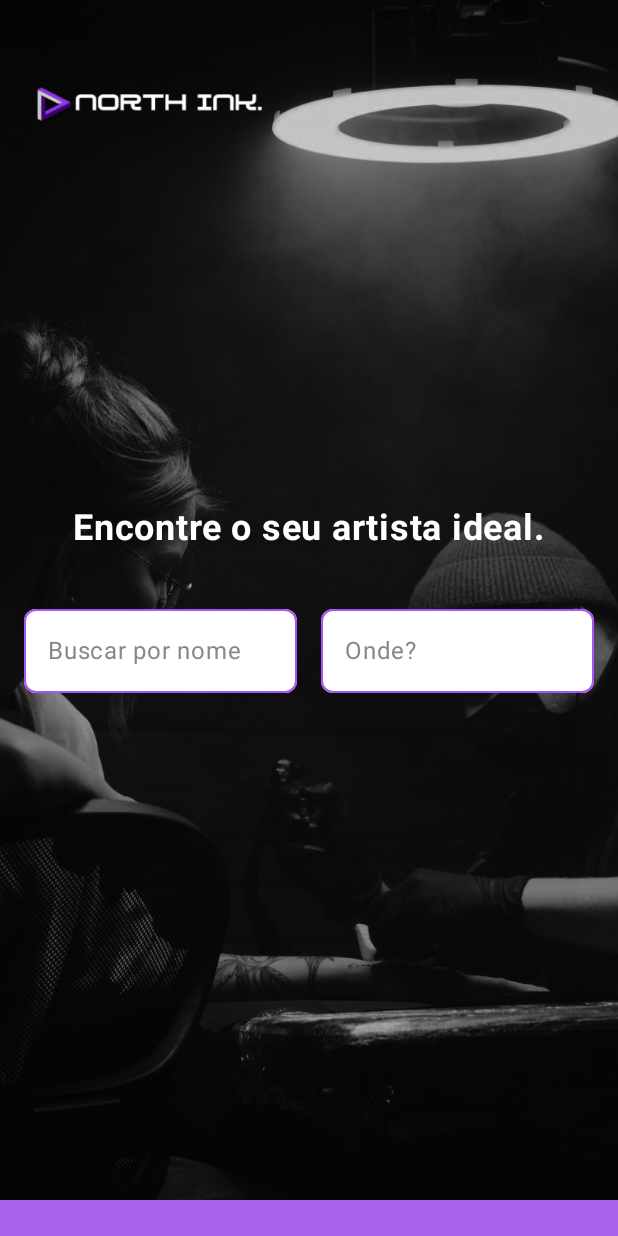
After one commit to North-Tattoo/North-Ink-Mobile, an Android app built with Jetpack Compose: the ListagemTatuador screen opened directly, with no data from a screen before it, on a phone screen of 412 x 824 dp. The commit adds this screen. Run offline under Robolectric (Android 15) with nearby library versions, the phone set to English and light mode, and no system bars.

Commit message:
Iniciando tela listagem tatuadores

```diff
--- a/app/build.gradle.kts
+++ b/app/build.gradle.kts
@@ -59,6 +59,8 @@ dependencies {
     implementation(libs.androidx.ui.graphics)
     implementation(libs.androidx.ui.tooling.preview)
     implementation(libs.androidx.material3)
+    implementation ("com.google.accompanist:accompanist-pager:0.28.0")
+    implementation("androidx.compose.foundation:foundation:1.5.0")
     testImplementation(libs.junit)
     androidTestImplementation(libs.androidx.junit)
     androidTestImplementation(libs.androidx.espresso.core)
@@ -66,4 +68,5 @@ dependencies {
     androidTestImplementation(libs.androidx.ui.test.junit4)
     debugImplementation(libs.androidx.ui.tooling)
     debugImplementation(libs.androidx.ui.test.manifest)
+
 }
--- a/app/src/main/AndroidManifest.xml
+++ b/app/src/main/AndroidManifest.xml
@@ -13,6 +13,11 @@
         android:theme="@style/Theme.NorthInkMobileAndroid"
         tools:targetApi="31">
         <activity
+            android:name=".ListagemTatuador"
+            android:exported="true"
+            android:label="@string/title_activity_listagem_tatuador"
+            android:theme="@style/Theme.NorthInkMobileAndroid" />
+        <activity
             android:name=".MainActivity"
             android:exported="true"
             android:label="@string/app_name"
--- /dev/null
+++ b/app/src/main/java/com/example/northinkmobileandroid/ListagemTatuador.kt
@@ -0,0 +1,245 @@
+package com.example.northinkmobileandroid
+
+import android.os.Bundle
+import androidx.activity.ComponentActivity
+import androidx.activity.compose.setContent
+import androidx.activity.enableEdgeToEdge
+import androidx.compose.foundation.Image
+import androidx.compose.foundation.background
+import androidx.compose.foundation.layout.Arrangement
+import androidx.compose.foundation.layout.Box
+import androidx.compose.foundation.layout.Column
+import androidx.compose.foundation.layout.Row
+import androidx.compose.foundation.layout.fillMaxSize
+import androidx.compose.foundation.layout.fillMaxWidth
+import androidx.compose.foundation.layout.height
+import androidx.compose.foundation.layout.offset
+import androidx.compose.foundation.layout.padding
+import androidx.compose.foundation.layout.size
+import androidx.compose.foundation.rememberScrollState
+import androidx.compose.material3.Text
+import androidx.compose.foundation.text.BasicTextField
+import androidx.compose.foundation.text.KeyboardOptions
+import androidx.compose.foundation.verticalScroll
+import androidx.compose.material3.OutlinedTextField
+import androidx.compose.material3.Scaffold
+import androidx.compose.runtime.Composable
+import androidx.compose.runtime.mutableStateOf
+import androidx.compose.runtime.remember
+import androidx.compose.ui.Alignment
+import androidx.compose.ui.Modifier
+import androidx.compose.ui.graphics.Color
+import androidx.compose.ui.layout.ContentScale
+import androidx.compose.ui.res.painterResource
+import androidx.compose.ui.text.font.FontWeight
+import androidx.compose.ui.text.input.ImeAction
+import androidx.compose.ui.tooling.preview.Preview
+import androidx.compose.ui.unit.dp
+import androidx.compose.ui.unit.sp
+import com.example.northinkmobileandroid.ui.theme.NorthInkMobileAndroidTheme
+import java.time.format.TextStyle
+import androidx.compose.foundation.background
+import androidx.compose.foundation.horizontalScroll
+import androidx.compose.foundation.layout.*
+import androidx.compose.foundation.pager.HorizontalPager
+import androidx.compose.foundation.pager.rememberPagerState
+import androidx.compose.foundation.text.BasicTextField
+import androidx.compose.foundation.verticalScroll
+import androidx.compose.material3.*
+import androidx.compose.runtime.*
+import androidx.compose.ui.res.painterResource
+import androidx.compose.ui.unit.dp
+import androidx.compose.ui.unit.sp
+import com.example.northinkmobileandroid.ui.theme.NorthInkMobileAndroidTheme
+import androidx.compose.foundation.rememberScrollState
+import androidx.compose.ui.unit.Dp
+import androidx.compose.foundation.shape.RoundedCornerShape
+import androidx.compose.ui.draw.clip
+import androidx.compose.ui.draw.shadow
+import androidx.compose.ui.text.input.TextFieldValue
+
+
+class ListagemTatuador : ComponentActivity() {
+    override fun onCreate(savedInstanceState: Bundle?) {
+        super.onCreate(savedInstanceState)
+        enableEdgeToEdge()
+        setContent {
+            NorthInkMobileAndroidTheme {
+                Scaffold(modifier = Modifier.fillMaxSize()) { innerPadding ->
+                    TelaListagemTatuador(modifier = Modifier.padding(innerPadding))
+                }
+            }
+        }
+    }
+}
+
+@Composable
+fun TelaListagemTatuador(modifier: Modifier = Modifier) {
+    val scrollState = rememberScrollState()
+
+    Column(
+        modifier = Modifier
+            .fillMaxSize()
+            .background(Color.White)
+            .verticalScroll(scrollState)
+    ) {
+        Box(
+            modifier = Modifier
+                .fillMaxSize()
+                .height(800.dp)
+        ){
+            Image(
+                painter = painterResource(id = R.mipmap.fundo_listagem_),
+                contentDescription = "Backgroud Listagem",
+                modifier = Modifier.fillMaxSize(),
+                contentScale = ContentScale.Crop
+            )
+            Image(
+                painter = painterResource(id = R.drawable.logobranca),
+                contentDescription = "Logo",
+                modifier = Modifier
+                    .size(200.dp)
+                    .align(Alignment.TopStart)
+                    .offset(y = (-30).dp)
+                    .padding(20.dp)
+            )
+            Column(
+                modifier = Modifier
+                    .fillMaxSize()
+                    .padding(horizontal = 16.dp),
+                horizontalAlignment = Alignment.CenterHorizontally,
+                verticalArrangement = Arrangement.Center
+            ) {
+                Text(
+                    text = "Encontre o seu artista ideal.",
+                    fontSize = 24.sp,
+                    fontWeight = FontWeight.Bold,
+                    color = Color.White,
+                    modifier = Modifier.padding(bottom = 32.dp)
+                )
+                Row(
+                    horizontalArrangement = Arrangement.SpaceBetween,
+                    modifier = Modifier.fillMaxWidth()
+                )  {
+                    CustomOutlinedTextField(
+                        label = "Buscar por nome",
+                        modifier = Modifier
+                            .weight(1f)
+                            .padding(end = 8.dp)
+                    )
+                    CustomOutlinedTextField(
+                        label = "Onde?",
+                        modifier = Modifier
+                            .weight(1f)
+                            .padding(start = 8.dp)
+                    )
+                }
+            }
+        }
+        // Segunda seção
+        Box(
+            modifier = Modifier
+                .fillMaxWidth()
+                .height(800.dp)
+        ){
+            Image(
+                painter = painterResource(id = R.mipmap.fundo_listagem2),
+                contentDescription = "Imagem de fundo navegação",
+                modifier = Modifier.fillMaxSize(),
+                contentScale = ContentScale.Crop
+            )
+            Text(
+                text = "Navegue por estilo.",
+                fontSize = 20.sp,
+                fontWeight = FontWeight.Bold,
+                color = Color.White,
+                modifier = Modifier
+                    .align(Alignment.TopStart)
+                    .padding(start = 16.dp, top = 120.dp)
+            )
+            SimpleImageCarousel(
+                images = listOf(R.mipmap.aquarela, R.mipmap.blackwork, R.mipmap.neo_traditional, R.mipmap.geometrico2,
+                    R.mipmap.minimalista, R.mipmap.lettering, R.mipmap.new_school, R.mipmap.old_school, R.mipmap.oriental2,
+                    R.mipmap.trash_polka, R.mipmap.pontilhismo3, R.mipmap.realismo), // IDs das imagens
+                imageDescriptions = listOf("Aquarela", "Blackwork", "Neo Traditional", "Geometrico",
+                    "Minimalista", "Lettering","New School", "Old School", "Oriental", "Trash Polka",
+                    "Pontilhismo", "Realismo") // Descrições das imagens
+            )
+        }
+    }
+}
+@OptIn(ExperimentalMaterial3Api::class)
+@Composable
+fun CustomOutlinedTextField(label: String, modifier: Modifier = Modifier) {
+    var text by remember { mutableStateOf(TextFieldValue("")) }
+
+    OutlinedTextField(
+        value = text,
+        onValueChange = { text = it },
+        label = { Text(label) },
+        modifier = modifier.fillMaxWidth(),
+        singleLine = true,
+        shape = androidx.compose.foundation.shape.RoundedCornerShape(8.dp),
+        colors = TextFieldDefaults.outlinedTextFieldColors(
+            focusedBorderColor = Color(0xFFA855F7),  // Borda roxa quando focado
+            unfocusedBorderColor = Color(0xFFA855F7),  // Borda roxa quando não focado
+            focusedLabelColor = Color(0xFFA855F7),  // Label roxa quando focado
+            unfocusedLabelColor = Color.Gray,  // Label cinza quando não focado
+            containerColor = Color.White,  // Cor de fundo branco
+            focusedTextColor = Color.Black,  // Cor do texto digitado
+            unfocusedTextColor = Color.Black
+
+        ),
+        keyboardOptions = KeyboardOptions.Default.copy(imeAction = ImeAction.Done)
+    )
+}
+
+@Composable
+fun SimpleImageCarousel(
+    images: List<Int>, // Lista de IDs de recursos de imagem
+    imageDescriptions: List<String> // Lista de descrições para as imagens
+) {
+    Row(
+        modifier = Modifier
+            .fillMaxWidth()
+            .horizontalScroll(rememberScrollState())
+    ) {
+        images.forEachIndexed { index, image ->
+            Box(
+                modifier = Modifier
+                    .padding(8.dp, top = 180.dp)
+                    .size(150.dp) // Ajuste o tamanho conforme necessário
+                    .clip(RoundedCornerShape(8.dp))
+                    .background(Color.Black.copy(alpha = 0.6f)) // Adiciona sombra
+            ) {
+                Image(
+                    painter = painterResource(id = image),
+                    contentDescription = imageDescriptions[index],
+                    modifier = Modifier
+                        .fillMaxSize(),
+                    contentScale = ContentScale.Crop
+                )
+                Text(
+                    text = imageDescriptions[index],
+                    color = Color.White,
+                    fontWeight = FontWeight.Bold,
+                    modifier = Modifier
+                        .align(Alignment.BottomCenter)
+                        .padding(16.dp)
+                        .background(Color.Black.copy(alpha = 0.6f))
+                        .padding(8.dp)
+                )
+            }
+        }
+    }
+}
+
+
+
+@Preview(showBackground = true)
+@Composable
+fun GreetingPreview2() {
+    NorthInkMobileAndroidTheme {
+        TelaListagemTatuador()
+    }
+}
--- a/app/src/main/res/values/strings.xml
+++ b/app/src/main/res/values/strings.xml
@@ -1,3 +1,4 @@
 <resources>
     <string name="app_name">NorthInkMobileAndroid</string>
+    <string name="title_activity_listagem_tatuador">ListagemTatuador</string>
 </resources>
```
Also changed, not shown: app/src/main/java/com/example/northinkmobileandroid/MainActivity.kt (+95 -1 lines), app/src/main/res/drawable/foto_depoimento.png (added), app/src/main/res/mipmap-hdpi/aquarela.jpeg (added), app/src/main/res/mipmap-hdpi/blackwork.jpeg (added), app/src/main/res/mipmap-hdpi/fundo_listagem2.png (added), app/src/main/res/mipmap-hdpi/fundo_listagem_.png (added), app/src/main/res/mipmap-hdpi/geometrico2.jpeg (added), app/src/main/res/mipmap-hdpi/lettering.jpeg (added), app/src/main/res/mipmap-hdpi/minimalista.jpeg (added), app/src/main/res/mipmap-hdpi/neo_traditional.jpeg (added), app/src/main/res/mipmap-hdpi/new_school.jpg (added), app/src/main/res/mipmap-hdpi/old_school.jpg (added), app/src/main/res/mipmap-hdpi/oriental2.jpeg (added), app/src/main/res/mipmap-hdpi/pontilhismo3.jpg (added), 2 more files.
